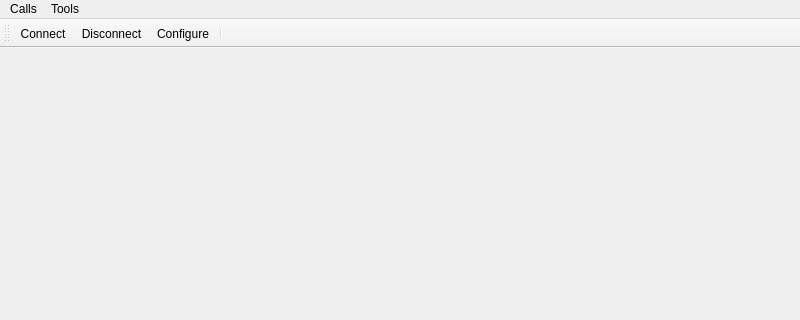
Above: mainwindow.ui from nlbtuyen/ConfigurationGCS before the change; both pictures show x 0 to 800 and y 0 to 320 of the 800 by 750 pixel window. Below: the same form after it.
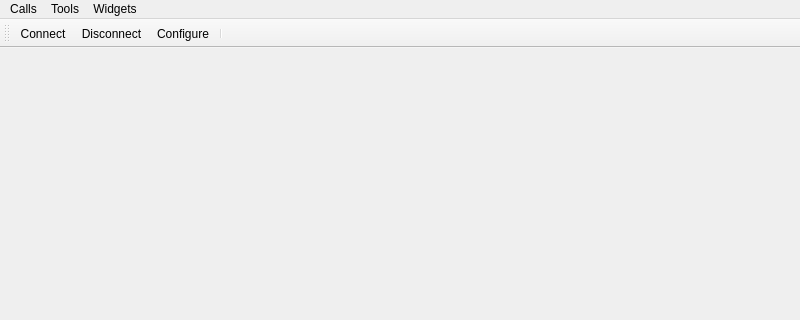
That is the form after the change. Icons and pictures are not drawn.

The edit to the form file:
```diff
--- a/mainwindow.ui
+++ b/mainwindow.ui
@@ -41,8 +41,14 @@
     </property>
     <addaction name="actionConfigure"/>
    </widget>
+   <widget class="QMenu" name="menuWidgets">
+    <property name="title">
+     <string>Widgets</string>
+    </property>
+   </widget>
    <addaction name="menuCalls"/>
    <addaction name="menuTools"/>
+   <addaction name="menuWidgets"/>
   </widget>
   <widget class="QToolBar" name="mainToolBar">
    <attribute name="toolBarArea">
```
